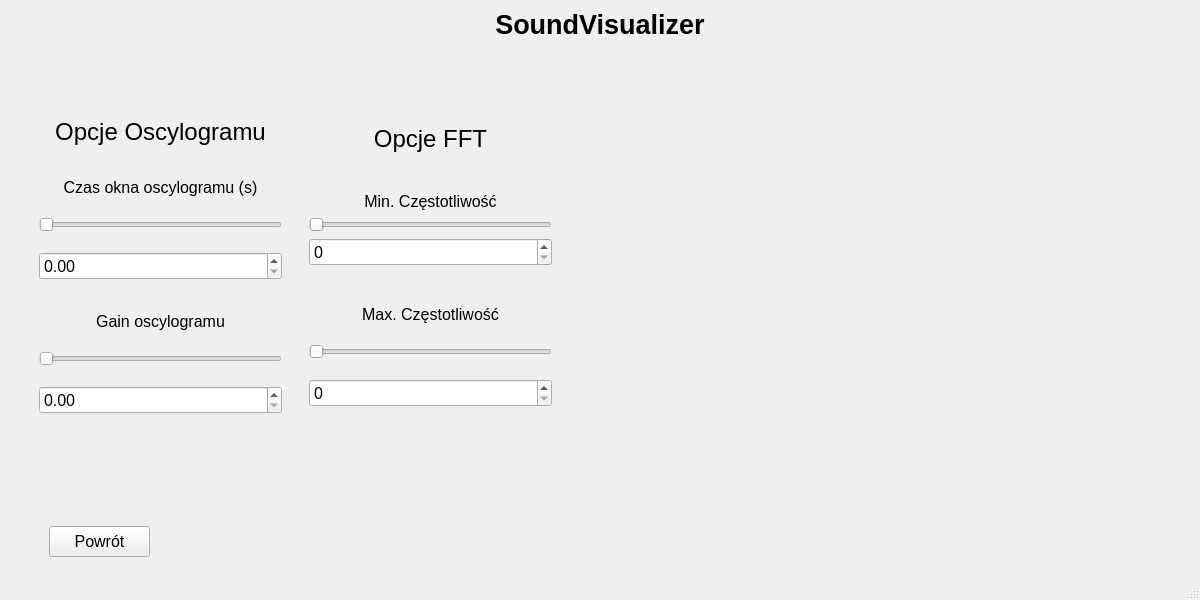
Qt form ui/mainwindow.ui (Szczerbatek99/Projekt_Wizualizacja_Dzwieku) before a commit.
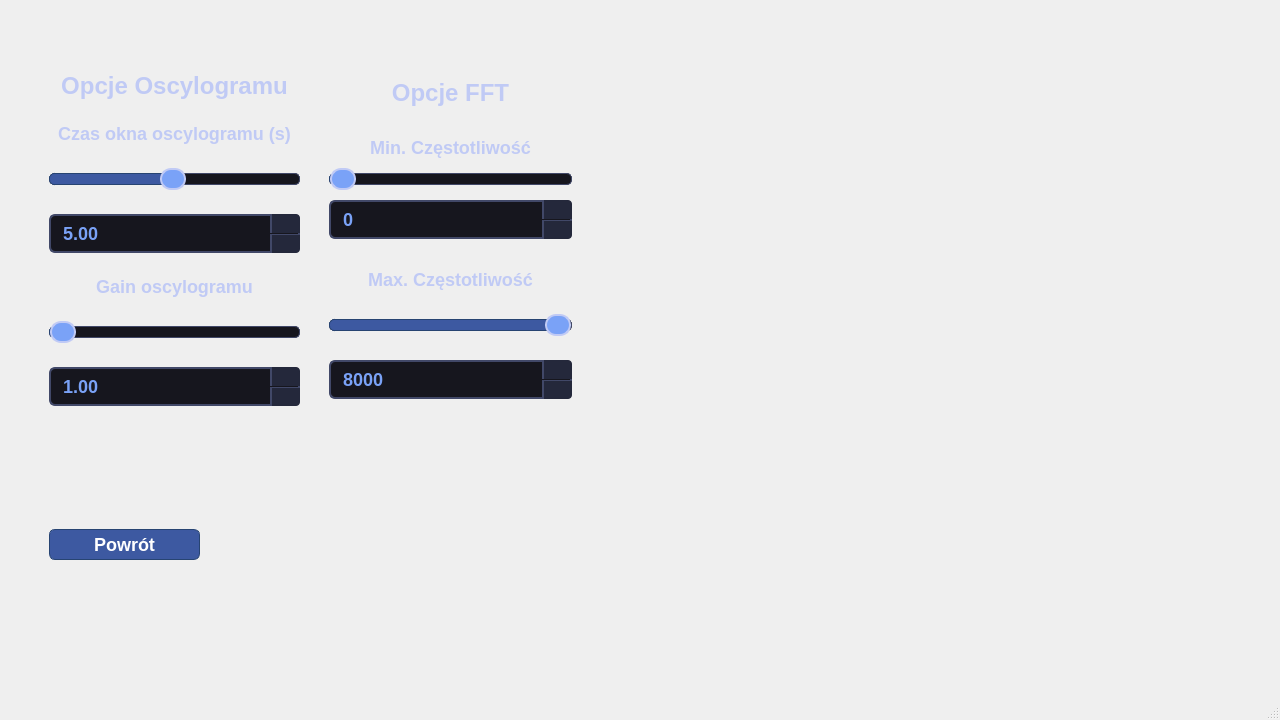
The same form after that commit. The open tabs and pages were chosen to show the change. Icons and pictures are not drawn. Custom widgets are drawn as their Qt base class.

Patch:
```diff
--- a/ui/mainwindow.ui
+++ b/ui/mainwindow.ui
@@ -6,49 +6,251 @@
    <rect>
     <x>0</x>
     <y>0</y>
-    <width>1200</width>
-    <height>600</height>
+    <width>1280</width>
+    <height>720</height>
    </rect>
   </property>
+  <property name="sizePolicy">
+   <sizepolicy hsizetype="Preferred" vsizetype="Preferred">
+    <horstretch>0</horstretch>
+    <verstretch>0</verstretch>
+   </sizepolicy>
+  </property>
+  <property name="minimumSize">
+   <size>
+    <width>1280</width>
+    <height>720</height>
+   </size>
+  </property>
   <property name="font">
    <font>
+    <family>Segoe UI</family>
     <pointsize>12</pointsize>
    </font>
   </property>
   <property name="windowTitle">
    <string>MainWindow</string>
   </property>
+  <property name="styleSheet">
+   <string notr="true">/* === GŁÓWNE OKNO (Powrót do eleganckiego Dark Mode) === */
+QMainWindow, #MainWindow, #MainLayout {
+    /* Głęboki, ciemny gradient - powrót do pierwotnej, mrocznej palety */
+    background: qlineargradient(spread:pad, x1:0, y1:0, x2:1, y2:1, 
+                                stop:0 #1A1B26, stop:1 #24283B);
+}
+
+/* === STYLIZACJA GŁÓWNEGO TYTUŁU (Tytul_l) - Wersja Neon-Kapsuła === */
+#Tytul_l {
+    color: #FFFFFF;
+    font-size: 34px;              /* Odrobinę większy */
+    font-weight: 900;             /* Maksymalny Bold */
+    letter-spacing: 6px;          /* Jeszcze nowocześniejszy rozstaw */
+    padding: 12px 30px;
+    qproperty-alignment: 'AlignCenter'; /* Wyśrodkowanie napisu (wymaga Qt5/6) */
+
+    /* 1. FAJNY GRADIENT: Centralny, eliptyczny. 
+       Ciemniejszy środek, rozjaśniający się ku brzegom, co daje efekt 3D. */
+    background: qradialgradient(cx:0.5, cy:0.5, radius:0.8, fx:0.5, fy:0.5,
+                                stop:0 rgba(26, 27, 38, 0.6),  /* Środek ciemny jak tło */
+                                stop:0.7 rgba(61, 89, 161, 0.5), /* Przejście w niebieski */
+                                stop:1 rgba(122, 162, 247, 0.2)); /* Jasne krawędzie */
+
+    /* 2. KRAWDĘDZIE: Pełna ramka, ale boki grubsze i świecące */
+    border: 2px solid rgba(122, 162, 247, 0.3); /* Delikatna ramka góra/dół */
+    border-left: 6px solid #7AA2F7;             /* Mocny akcent lewo */
+    border-right: 6px solid #7AA2F7;            /* Mocny akcent prawo */
+    
+    /* 3. KSZTAŁT: Zaokrąglamy rogi, tworząc kapsułę */
+    border-radius: 15px;
+
+    /* 4. CIEŃ/BLASK: Delikatny wewnetrzny blask (tylko góra/dół) */
+    /* Niestety QSS nie ma box-shadow, więc symulujemy to grubym, przezroczystym paddingiem góra/dół w ramce, 
+       ale najlepszy efekt daje gradient radialny powyżej. */
+
+    margin: 10px auto 25px auto; /* Centrowanie belki w layoutcie i margines na dole */
+}
+
+#Opcje_b,
+#WidokAn_b,
+#WidokMuz_b,
+#Wyjscie_b {
+font-size: 24px;
+}
+
+#Opcje_Osc_l,
+#Opcje_FFT_l {
+font-size: 24px;
+}
+
+/* === &quot;SZKLANE&quot; WARSTWY (Ostateczna Lista) === */
+#Widoki_sw, 
+#MainMenu_w, 
+#Opcje_w, 
+#WidokAnalityczny_w, 
+#WidokMuzyczny_w,
+#Widoki_an_sw,
+#Widoki_muz_sw,
+#FFT_w,
+#Osc_Spekt_w,
+#Osc_w,
+#Spekt_w,
+#Pianino_w,
+#Pieciolinia_w {
+    background: transparent;
+    border: none; /* Dodatkowo usuwamy ewentualne domyślne ramki */
+}
+
+/* === DOMYŚLNY TEKST === */
+QWidget {
+    color: #C0CAF5; 
+    font-family: &quot;Segoe UI&quot;, &quot;Ubuntu&quot;, Arial, sans-serif;
+}
+
+/* === ZWYKŁE NAPISY (QLabel) === */
+QLabel {
+    color: #C0CAF5;
+    font-size: 18px; /* Zostawiamy duże napisy */
+    font-weight: bold;
+    background: transparent; 
+}
+
+/* === STYL SLIDERA === */
+QSlider {
+    background: transparent;
+}
+QSlider::groove:horizontal {
+    border: 1px solid #414868;
+    height: 10px;
+    background: #16161E; 
+    border-radius: 5px;
+}
+QSlider::sub-page:horizontal {
+    background: #3D59A1; 
+    border: 1px solid #274472;
+    height: 10px;
+    border-radius: 5px;
+}
+QSlider::add-page:horizontal {
+    background: #16161E;
+    border: 1px solid #414868;
+    height: 10px;
+    border-radius: 5px;
+}
+QSlider::handle:horizontal {
+    background: #7AA2F7; 
+    border: 2px solid #C0CAF5;
+    width: 22px; 
+    height: 22px; 
+    margin: -6px 0;
+    border-radius: 11px;
+}
+QSlider::handle:horizontal:hover {
+    background: #89B4FA;
+    border: 2px solid #FFFFFF;
+}
+
+/* === STYL SPINBOXA &amp; DOUBLE SPINBOXA === */
+QSpinBox, QDoubleSpinBox {
+    border: 2px solid #414868;
+    border-radius: 6px;
+    padding: 6px 10px;
+    background-color: #16161E; /* Bardzo ciemne tło dla kontrastu */
+    color: #7AA2F7; 
+    font-size: 18px; /* Duże liczby */
+    font-weight: bold;
+    selection-background-color: #3D59A1;
+    selection-color: white;
+}
+
+QSpinBox:focus, QDoubleSpinBox:focus {
+    border: 2px solid #7AA2F7;
+    background-color: #1A1B26;
+}
+
+/* Przyciski wewnątrz Spinboxa */
+QSpinBox::up-button, QDoubleSpinBox::up-button {
+    subcontrol-origin: border;
+    subcontrol-position: top right;
+    width: 28px;
+    border-left: 2px solid #414868;
+    border-top-right-radius: 4px;
+    background-color: #24283B;
+}
+QSpinBox::down-button, QDoubleSpinBox::down-button {
+    subcontrol-origin: border;
+    subcontrol-position: bottom right;
+    width: 28px;
+    border-left: 2px solid #414868;
+    border-top: 1px solid #414868;
+    border-bottom-right-radius: 4px;
+    background-color: #24283B;
+}
+
+/* === STRZAŁKI SVG === */
+QSpinBox::up-arrow, QDoubleSpinBox::up-arrow {
+    image: url(&quot;/home/jakub/studia/programowanie/C++/WDS/graphics/w_gore.svg&quot;);
+    width: 14px;
+    height: 14px;
+}
+QSpinBox::down-arrow, QDoubleSpinBox::down-arrow {
+    image: url(&quot;/home/jakub/studia/programowanie/C++/WDS/graphics/w_dol.svg&quot;);
+    width: 14px;
+    height: 14px;
+}
+
+/* === PRZYCISKI (QPushButton) === */
+QPushButton {
+    background-color: #3D59A1;
+    color: #FFFFFF;
+    border: 1px solid #274472;
+    border-radius: 6px;
+    padding: 8px 18px;
+    font-size: 18px; /* Duży tekst na przycisku */
+    font-weight: bold;
+}
+QPushButton:hover {
+    background-color: #7AA2F7;
+    color: #16161E; 
+}
+
+/* === RAMKI Z TYTUŁEM (QGroupBox) === */
+QGroupBox {
+    border: 2px solid #414868;
+    border-radius: 6px;
+    margin-top: 16px;
+    background-color: rgba(36, 40, 59, 0.4); /* Lekko przezroczyste wnętrze */
+}
+QGroupBox::title {
+    subcontrol-origin: margin;
+    subcontrol-position: top left;
+    left: 10px;
+    padding: 0 5px;
+    color: #7AA2F7;
+    font-size: 16px; 
+    font-weight: bold;
+}</string>
+  </property>
   <widget class="QWidget" name="MainLayout">
-   <layout class="QVBoxLayout" name="verticalLayout" stretch="0,0">
-    <item>
-     <widget class="QLabel" name="Tytul_l">
-      <property name="font">
-       <font>
-        <pointsize>20</pointsize>
-        <bold>true</bold>
-       </font>
-      </property>
-      <property name="text">
-       <string>SoundVisualizer</string>
-      </property>
-      <property name="alignment">
-       <set>Qt::AlignCenter</set>
-      </property>
-     </widget>
-    </item>
+   <layout class="QVBoxLayout" name="verticalLayout_13" stretch="0">
+    <property name="spacing">
+     <number>6</number>
+    </property>
+    <property name="bottomMargin">
+     <number>0</number>
+    </property>
     <item>
      <widget class="QStackedWidget" name="Widoki_sw">
       <property name="currentIndex">
-       <number>1</number>
+       <number>0</number>
       </property>
       <widget class="QWidget" name="Opcje_w">
        <widget class="QWidget" name="layoutWidget_2">
         <property name="geometry">
          <rect>
-          <x>300</x>
+          <x>320</x>
           <y>60</y>
           <width>243</width>
-          <height>321</height>
+          <height>341</height>
          </rect>
         </property>
         <layout class="QVBoxLayout" name="verticalLayout_10">
@@ -56,7 +258,7 @@
           <number>20</number>
          </property>
          <item>
-          <widget class="QLabel" name="label_5">
+          <widget class="QLabel" name="Opcje_FFT_l">
            <property name="sizePolicy">
             <sizepolicy hsizetype="Preferred" vsizetype="Fixed">
              <horstretch>0</horstretch>
@@ -65,7 +267,9 @@
            </property>
            <property name="font">
             <font>
-             <pointsize>18</pointsize>
+             <family>Segoe UI</family>
+             <pointsize>-1</pointsize>
+             <bold>true</bold>
             </font>
            </property>
            <property name="text">
@@ -105,13 +309,26 @@
                <verstretch>0</verstretch>
               </sizepolicy>
              </property>
+             <property name="minimumSize">
+              <size>
+               <width>0</width>
+               <height>30</height>
+              </size>
+             </property>
+             <property name="maximum">
+              <number>8000</number>
+             </property>
              <property name="orientation">
               <enum>Qt::Horizontal</enum>
              </property>
             </widget>
            </item>
            <item>
-            <widget class="QSpinBox" name="FFT_minfreq_sb"/>
+            <widget class="QSpinBox" name="FFT_minfreq_sb">
+             <property name="maximum">
+              <number>8000</number>
+             </property>
+            </widget>
            </item>
           </layout>
          </item>
@@ -135,13 +352,32 @@
            </item>
            <item>
             <widget class="QSlider" name="FFT_maxfreq_s">
+             <property name="minimumSize">
+              <size>
+               <width>0</width>
+               <height>30</height>
+              </size>
+             </property>
+             <property name="maximum">
+              <number>8000</number>
+             </property>
+             <property name="value">
+              <number>8000</number>
+             </property>
              <property name="orientation">
               <enum>Qt::Horizontal</enum>
              </property>
             </widget>
            </item>
            <item>
-            <widget class="QSpinBox" name="FFT_maxfreq_sb"/>
+            <widget class="QSpinBox" name="FFT_maxfreq_sb">
+             <property name="maximum">
+              <number>8000</number>
+             </property>
+             <property name="value">
+              <number>8000</number>
+             </property>
+            </widget>
            </item>
           </layout>
          </item>
@@ -151,8 +387,8 @@
         <property name="geometry">
          <rect>
           <x>40</x>
-          <y>480</y>
-          <width>101</width>
+          <y>520</y>
+          <width>151</width>
           <height>31</height>
          </rect>
         </property>
@@ -160,13 +396,13 @@
          <string>Powrót</string>
         </property>
        </widget>
-       <widget class="QWidget" name="">
+       <widget class="QWidget" name="layoutWidget">
         <property name="geometry">
          <rect>
-          <x>30</x>
+          <x>40</x>
           <y>60</y>
-          <width>243</width>
-          <height>321</height>
+          <width>251</width>
+          <height>341</height>
          </rect>
         </property>
         <layout class="QVBoxLayout" name="verticalLayout_9">
@@ -174,7 +410,7 @@
           <number>20</number>
          </property>
          <item>
-          <widget class="QLabel" name="label_4">
+          <widget class="QLabel" name="Opcje_Osc_l">
            <property name="sizePolicy">
             <sizepolicy hsizetype="Preferred" vsizetype="Fixed">
              <horstretch>0</horstretch>
@@ -183,7 +419,9 @@
            </property>
            <property name="font">
             <font>
-             <pointsize>18</pointsize>
+             <family>Segoe UI</family>
+             <pointsize>-1</pointsize>
+             <bold>true</bold>
             </font>
            </property>
            <property name="text">
@@ -220,13 +458,50 @@
                <verstretch>0</verstretch>
               </sizepolicy>
              </property>
+             <property name="minimumSize">
+              <size>
+               <width>0</width>
+               <height>30</height>
+              </size>
+             </property>
+             <property name="minimum">
+              <number>1</number>
+             </property>
+             <property name="maximum">
+              <number>100</number>
+             </property>
+             <property name="singleStep">
+              <number>1</number>
+             </property>
+             <property name="pageStep">
+              <number>10</number>
+             </property>
+             <property name="value">
+              <number>50</number>
+             </property>
              <property name="orientation">
               <enum>Qt::Horizontal</enum>
              </property>
             </widget>
            </item>
            <item>
-            <widget class="QDoubleSpinBox" name="Osc_time_dsb"/>
+            <widget class="QDoubleSpinBox" name="Osc_time_dsb">
+             <property name="minimum">
+              <double>0.100000000000000</double>
+             </property>
+             <property name="maximum">
+              <double>10.000000000000000</double>
+             </property>
+             <property name="singleStep">
+              <double>0.100000000000000</double>
+             </property>
+             <property name="stepType">
+              <enum>QAbstractSpinBox::DefaultStepType</enum>
+             </property>
+             <property name="value">
+              <double>5.000000000000000</double>
+             </property>
+            </widget>
            </item>
           </layout>
          </item>
@@ -250,13 +525,38 @@
            </item>
            <item>
             <widget class="QSlider" name="Osc_gain_s">
+             <property name="minimumSize">
+              <size>
+               <width>0</width>
+               <height>30</height>
+              </size>
+             </property>
+             <property name="minimum">
+              <number>10</number>
+             </property>
+             <property name="maximum">
+              <number>100</number>
+             </property>
+             <property name="value">
+              <number>10</number>
+             </property>
              <property name="orientation">
               <enum>Qt::Horizontal</enum>
              </property>
             </widget>
            </item>
            <item>
-            <widget class="QDoubleSpinBox" name="Osc_gain_dsb"/>
+            <widget class="QDoubleSpinBox" name="Osc_gain_dsb">
+             <property name="minimum">
+              <double>1.000000000000000</double>
+             </property>
+             <property name="maximum">
+              <double>10.000000000000000</double>
+             </property>
+             <property name="singleStep">
+              <double>0.100000000000000</double>
+             </property>
+            </widget>
            </item>
           </layout>
          </item>
@@ -267,6 +567,9 @@
        <layout class="QVBoxLayout" name="verticalLayout_3">
         <item>
          <layout class="QHBoxLayout" name="horizontal_layout_11">
+          <property name="bottomMargin">
+           <number>20</number>
+          </property>
           <item>
            <widget class="QPushButton" name="Powrot_an_b">
             <property name="sizePolicy">
@@ -277,8 +580,8 @@
             </property>
             <property name="minimumSize">
              <size>
-              <width>180</width>
-              <height>30</height>
+              <width>120</width>
+              <height>40</height>
              </size>
             </property>
             <property name="text">
@@ -296,8 +599,8 @@
             </property>
             <property name="minimumSize">
              <size>
-              <width>180</width>
-              <height>30</height>
+              <width>120</width>
+              <height>40</height>
              </size>
             </property>
             <property name="text">
@@ -315,8 +618,8 @@
             </property>
             <property name="minimumSize">
              <size>
-              <width>180</width>
-              <height>30</height>
+              <width>120</width>
+              <height>40</height>
              </size>
             </property>
             <property name="text">
@@ -334,8 +637,8 @@
             </property>
             <property name="minimumSize">
              <size>
-              <width>180</width>
-              <height>30</height>
+              <width>120</width>
+              <height>40</height>
              </size>
             </property>
             <property name="text">
@@ -348,16 +651,16 @@
         <item>
          <widget class="QStackedWidget" name="Widoki_an_sw">
           <property name="currentIndex">
-           <number>0</number>
+           <number>1</number>
           </property>
           <widget class="QWidget" name="Osc_Spekt_w">
-           <layout class="QVBoxLayout" name="verticalLayout_2" stretch="1,1">
-            <item>
-             <widget class="FFTWidget" name="Spekt_w" native="true"/>
-            </item>
+           <layout class="QVBoxLayout" name="verticalLayout_2" stretch="0,0">
             <item>
              <widget class="OscillogramWidget" name="Osc_w" native="true"/>
             </item>
+            <item>
+             <widget class="FFTWidget" name="Spekt_w" native="true"/>
+            </item>
            </layout>
           </widget>
           <widget class="QWidget" name="FFT_w"/>
@@ -369,6 +672,9 @@
        <layout class="QVBoxLayout" name="verticalLayout_6">
         <item>
          <layout class="QHBoxLayout" name="horizontal_layout_10">
+          <property name="bottomMargin">
+           <number>20</number>
+          </property>
           <item>
            <widget class="QPushButton" name="Powrot_muz_b">
             <property name="sizePolicy">
@@ -379,8 +685,8 @@
             </property>
             <property name="minimumSize">
              <size>
-              <width>180</width>
-              <height>30</height>
+              <width>120</width>
+              <height>40</height>
              </size>
             </property>
             <property name="text">
@@ -398,8 +704,8 @@
             </property>
             <property name="minimumSize">
              <size>
-              <width>180</width>
-              <height>30</height>
+              <width>120</width>
+              <height>40</height>
              </size>
             </property>
             <property name="text">
@@ -417,8 +723,8 @@
             </property>
             <property name="minimumSize">
              <size>
-              <width>180</width>
-              <height>30</height>
+              <width>120</width>
+              <height>40</height>
              </size>
             </property>
             <property name="text">
@@ -436,8 +742,8 @@
             </property>
             <property name="minimumSize">
              <size>
-              <width>180</width>
-              <height>30</height>
+              <width>120</width>
+              <height>40</height>
              </size>
             </property>
             <property name="text">
@@ -456,7 +762,26 @@
        </layout>
       </widget>
       <widget class="QWidget" name="MainMenu_w">
-       <layout class="QHBoxLayout" name="horizontalLayout_2">
+       <layout class="QVBoxLayout" name="verticalLayout">
+        <item>
+         <widget class="QLabel" name="Tytul_l">
+          <property name="font">
+           <font>
+            <family>Segoe UI</family>
+            <pointsize>-1</pointsize>
+            <bold>true</bold>
+           </font>
+          </property>
+          <property name="text">
+           <string>SoundVisualizer</string>
+          </property>
+          <property name="alignment">
+           <set>Qt::AlignCenter</set>
+          </property>
+         </widget>
+        </item>
+        <item>
+         <layout class="QHBoxLayout" name="horizontalLayout">
         <item>
          <spacer name="horizontalSpacer_2">
           <property name="orientation">
@@ -464,17 +789,14 @@
           </property>
           <property name="sizeHint" stdset="0">
            <size>
-            <width>40</width>
-            <height>20</height>
+              <width>233</width>
+              <height>14</height>
            </size>
           </property>
          </spacer>
         </item>
         <item>
-         <layout class="QVBoxLayout" name="verticalLayout_4">
-          <property name="spacing">
-           <number>20</number>
-          </property>
+           <layout class="QVBoxLayout" name="verticalLayout_8">
           <item>
            <spacer name="verticalSpacer_2">
             <property name="orientation">
@@ -489,6 +811,11 @@
            </spacer>
           </item>
           <item>
+             <layout class="QVBoxLayout" name="verticalLayout_4">
+              <property name="spacing">
+               <number>30</number>
+              </property>
+              <item>
            <widget class="QPushButton" name="WidokAn_b">
             <property name="sizePolicy">
              <sizepolicy hsizetype="Fixed" vsizetype="Fixed">
@@ -498,13 +825,14 @@
             </property>
             <property name="minimumSize">
              <size>
-              <width>200</width>
-              <height>60</height>
+                  <width>250</width>
+                  <height>80</height>
              </size>
             </property>
             <property name="font">
              <font>
-              <pointsize>13</pointsize>
+                  <family>Segoe UI</family>
+                  <pointsize>-1</pointsize>
               <bold>true</bold>
              </font>
             </property>
@@ -523,13 +851,14 @@
             </property>
             <property name="minimumSize">
              <size>
-              <width>200</width>
-              <height>60</height>
+                  <width>250</width>
+                  <height>80</height>
              </size>
             </property>
             <property name="font">
              <font>
-              <pointsize>13</pointsize>
+                  <family>Segoe UI</family>
+                  <pointsize>-1</pointsize>
               <bold>true</bold>
              </font>
             </property>
@@ -548,13 +877,14 @@
             </property>
             <property name="minimumSize">
              <size>
-              <width>200</width>
-              <height>60</height>
+                  <width>250</width>
+                  <height>80</height>
              </size>
             </property>
             <property name="font">
              <font>
-              <pointsize>13</pointsize>
+                  <family>Segoe UI</family>
+                  <pointsize>-1</pointsize>
               <bold>true</bold>
              </font>
             </property>
@@ -573,13 +903,14 @@
             </property>
             <property name="minimumSize">
              <size>
-              <width>200</width>
-              <height>60</height>
+                  <width>250</width>
+                  <height>80</height>
              </size>
             </property>
             <property name="font">
              <font>
-              <pointsize>13</pointsize>
+                  <family>Segoe UI</family>
+                  <pointsize>-1</pointsize>
               <bold>true</bold>
              </font>
             </property>
@@ -588,6 +919,8 @@
             </property>
            </widget>
           </item>
+             </layout>
+            </item>
           <item>
            <spacer name="verticalSpacer">
             <property name="orientation">
@@ -610,11 +943,13 @@
           </property>
           <property name="sizeHint" stdset="0">
            <size>
-            <width>40</width>
-            <height>20</height>
+              <width>234</width>
+              <height>14</height>
            </size>
           </property>
          </spacer>
+          </item>
+         </layout>
         </item>
        </layout>
       </widget>
```
Lines whose indentation alone changed are shown as unchanged.
